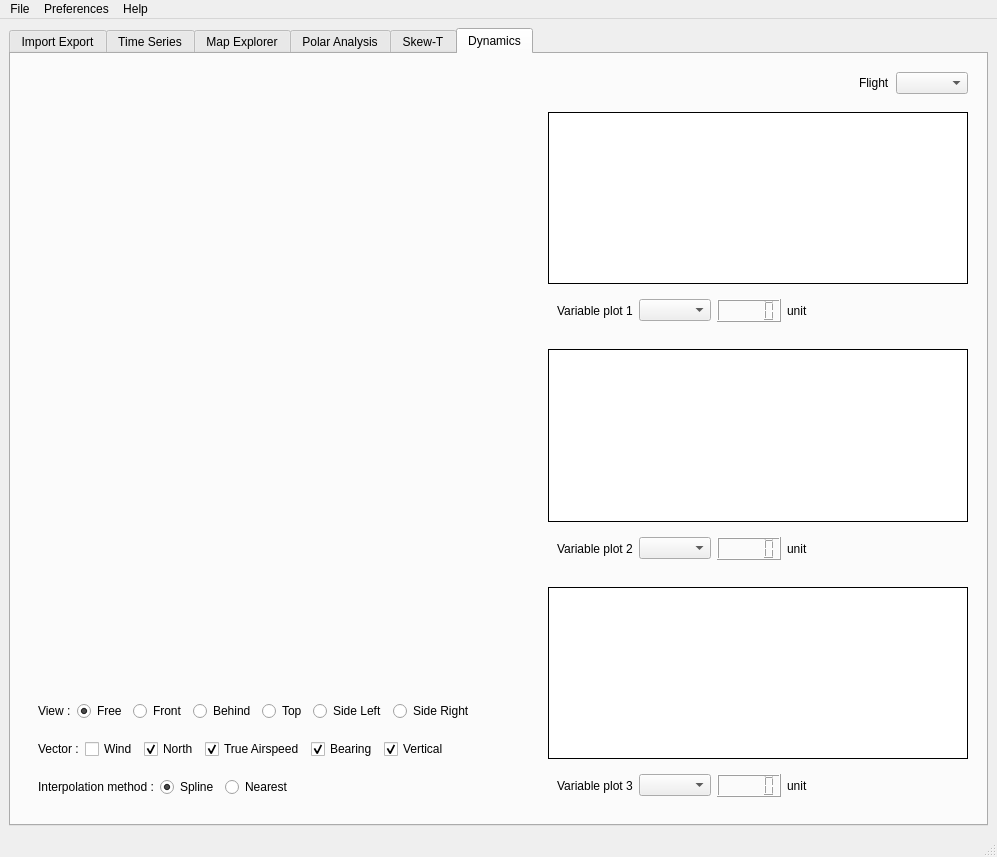
The window that src/gui/mainwindow.ui (TheGoodWeather/Vector-Vario-Analyzer) describes before a commit, drawn with Qt 5.
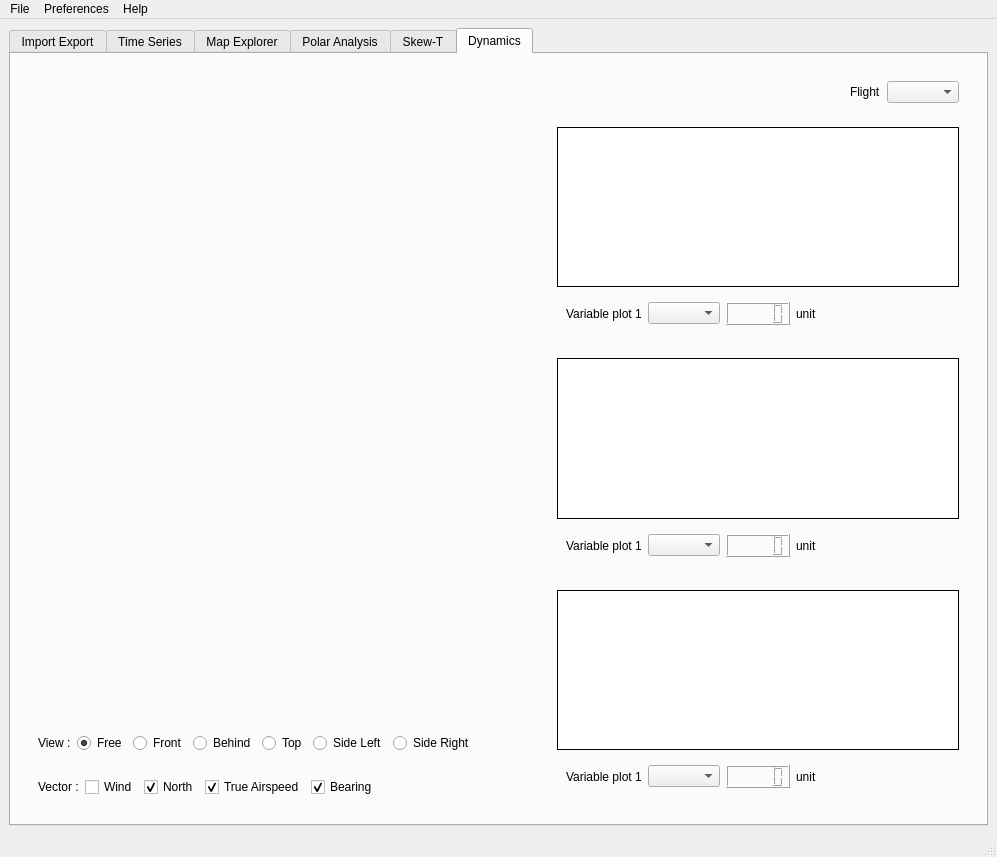
The same window after the commit. The open tabs and pages were chosen to show the change. Custom widgets are drawn as their Qt base class.

```diff
--- a/src/gui/mainwindow.ui
+++ b/src/gui/mainwindow.ui
@@ -1757,9 +1757,6 @@
         <item>
          <widget class="QWidget" name="widget_33" native="true">
           <layout class="QVBoxLayout" name="verticalLayout_27">
-           <property name="spacing">
-            <number>0</number>
-           </property>
            <item>
             <widget class="QWidget" name="model_window" native="true">
              <property name="sizePolicy">
@@ -1772,8 +1769,8 @@
            </item>
            <item>
             <widget class="QWidget" name="widget_32" native="true">
-             <layout class="QGridLayout" name="gridLayout_4">
-              <item row="0" column="0">
+             <layout class="QHBoxLayout" name="horizontalLayout_17">
+              <item>
                <widget class="QLabel" name="label_3">
                 <property name="sizePolicy">
                  <sizepolicy hsizetype="Fixed" vsizetype="Preferred">
@@ -1786,33 +1783,7 @@
                 </property>
                </widget>
               </item>
-              <item row="0" column="2">
-               <widget class="QRadioButton" name="radioButton_front_view">
-                <property name="sizePolicy">
-                 <sizepolicy hsizetype="Fixed" vsizetype="Fixed">
-                  <horstretch>0</horstretch>
-                  <verstretch>0</verstretch>
-                 </sizepolicy>
-                </property>
-                <property name="text">
-                 <string>Front</string>
-                </property>
-               </widget>
-              </item>
-              <item row="0" column="7">
-               <spacer name="horizontalSpacer_7">
-                <property name="orientation">
-                 <enum>Qt::Horizontal</enum>
-                </property>
-                <property name="sizeHint" stdset="0">
-                 <size>
-                  <width>40</width>
-                  <height>20</height>
-                 </size>
-                </property>
-               </spacer>
-              </item>
-              <item row="0" column="1">
+              <item>
                <widget class="QRadioButton" name="radioButton_free_view">
                 <property name="sizePolicy">
                  <sizepolicy hsizetype="Fixed" vsizetype="Fixed">
@@ -1828,7 +1799,20 @@
                 </property>
                </widget>
               </item>
-              <item row="0" column="3">
+              <item>
+               <widget class="QRadioButton" name="radioButton_front_view">
+                <property name="sizePolicy">
+                 <sizepolicy hsizetype="Fixed" vsizetype="Fixed">
+                  <horstretch>0</horstretch>
+                  <verstretch>0</verstretch>
+                 </sizepolicy>
+                </property>
+                <property name="text">
+                 <string>Front</string>
+                </property>
+               </widget>
+              </item>
+              <item>
                <widget class="QRadioButton" name="radioButton_behind_view">
                 <property name="sizePolicy">
                  <sizepolicy hsizetype="Fixed" vsizetype="Fixed">
@@ -1841,7 +1825,7 @@
                 </property>
                </widget>
               </item>
-              <item row="0" column="4">
+              <item>
                <widget class="QRadioButton" name="radioButton_top_view">
                 <property name="sizePolicy">
                  <sizepolicy hsizetype="Fixed" vsizetype="Fixed">
@@ -1854,7 +1838,7 @@
                 </property>
                </widget>
               </item>
-              <item row="0" column="5">
+              <item>
                <widget class="QRadioButton" name="radioButton_left_view">
                 <property name="sizePolicy">
                  <sizepolicy hsizetype="Fixed" vsizetype="Fixed">
@@ -1867,7 +1851,7 @@
                 </property>
                </widget>
               </item>
-              <item row="0" column="6">
+              <item>
                <widget class="QRadioButton" name="radioButton_right_view">
                 <property name="sizePolicy">
                  <sizepolicy hsizetype="Fixed" vsizetype="Fixed">
@@ -1880,6 +1864,19 @@
                 </property>
                </widget>
               </item>
+              <item>
+               <spacer name="horizontalSpacer_7">
+                <property name="orientation">
+                 <enum>Qt::Horizontal</enum>
+                </property>
+                <property name="sizeHint" stdset="0">
+                 <size>
+                  <width>40</width>
+                  <height>20</height>
+                 </size>
+                </property>
+               </spacer>
+              </item>
              </layout>
             </widget>
            </item>
@@ -1930,16 +1927,6 @@
                 </property>
                </widget>
               </item>
-              <item>
-               <widget class="QCheckBox" name="checkbox_vertical_vector_dyna">
-                <property name="text">
-                 <string>Vertical</string>
-                </property>
-                <property name="checked">
-                 <bool>true</bool>
-                </property>
-               </widget>
-              </item>
               <item>
                <spacer name="horizontalSpacer_9">
                 <property name="orientation">
@@ -1956,49 +1943,6 @@
              </layout>
             </widget>
            </item>
-           <item>
-            <widget class="QWidget" name="widget_35" native="true">
-             <layout class="QHBoxLayout" name="horizontalLayout_24">
-              <item>
-               <widget class="QLabel" name="label_26">
-                <property name="text">
-                 <string>Interpolation method :</string>
-                </property>
-               </widget>
-              </item>
-              <item>
-               <widget class="QRadioButton" name="radioButton_interpolated_dyna">
-                <property name="text">
-                 <string>Spline</string>
-                </property>
-                <property name="checked">
-                 <bool>true</bool>
-                </property>
-               </widget>
-              </item>
-              <item>
-               <widget class="QRadioButton" name="radioButton_raw_dyna">
-                <property name="text">
-                 <string>Nearest</string>
-                </property>
-               </widget>
-              </item>
-              <item>
-               <spacer name="horizontalSpacer_10">
-                <property name="orientation">
-                 <enum>Qt::Horizontal</enum>
-                </property>
-                <property name="sizeHint" stdset="0">
-                 <size>
-                  <width>40</width>
-                  <height>20</height>
-                 </size>
-                </property>
-               </spacer>
-              </item>
-             </layout>
-            </widget>
-           </item>
           </layout>
          </widget>
         </item>
@@ -2017,21 +1961,6 @@
            </size>
           </property>
           <layout class="QVBoxLayout" name="verticalLayout_19">
-           <property name="spacing">
-            <number>0</number>
-           </property>
-           <property name="leftMargin">
-            <number>0</number>
-           </property>
-           <property name="topMargin">
-            <number>0</number>
-           </property>
-           <property name="rightMargin">
-            <number>0</number>
-           </property>
-           <property name="bottomMargin">
-            <number>0</number>
-           </property>
            <item>
             <widget class="QWidget" name="widget_31" native="true">
              <layout class="QHBoxLayout" name="horizontalLayout_21">
@@ -2201,7 +2130,7 @@
                  <item>
                   <widget class="QLabel" name="label_27">
                    <property name="text">
-                    <string>Variable plot 2</string>
+                    <string>Variable plot 1</string>
                    </property>
                   </widget>
                  </item>
@@ -2287,7 +2216,7 @@
                  <item>
                   <widget class="QLabel" name="label_29">
                    <property name="text">
-                    <string>Variable plot 3</string>
+                    <string>Variable plot 1</string>
                    </property>
                   </widget>
                  </item>
```
Left out of the diff: 21 changed lines with no effect on the pictures.
